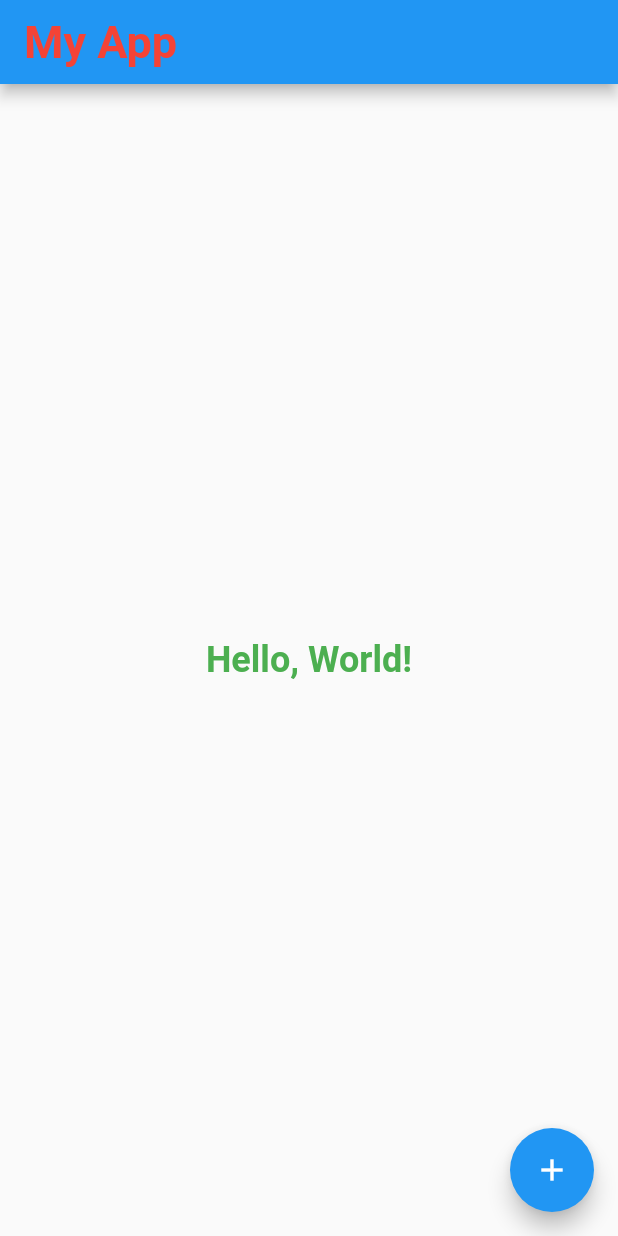
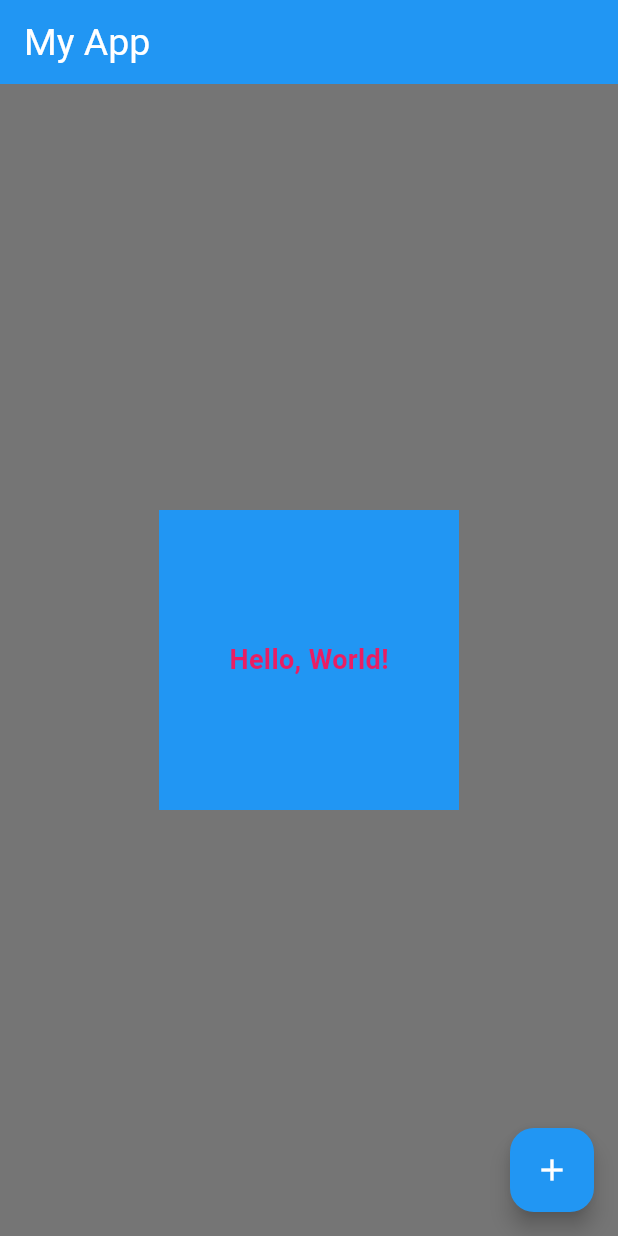
Before and after one commit to faguanil/exemplo190, a Flutter app: the screen it shows after launch, on a phone screen of 412 x 824 dp. Run offline on Flutter 3.47's test engine with Material 2 defaults, Android fonts, the phone set to English and light mode, and no system bars.

Commit message:
update main.dart and test.dart

```diff
--- a/lib/main.dart
+++ b/lib/main.dart
@@ -10,18 +10,35 @@ class MyApp extends StatelessWidget {
     return MaterialApp(
       debugShowCheckedModeBanner: false,
       theme: ThemeData(
-        // Define the primary color for the app
-        primaryColor: Colors.blue,
+        useMaterial3: true,
+        // Informamos uma cor para o flutter e ele define uma paleta de cor baseada nesta cor definida. Paasando uma semente de uma cor
+        /* colorScheme: ColorScheme.fromSeed(
+          seedColor: Colors.yellow,
+        ),*/
 
-        // Define the text theme with custom font and styles
+        //OU
+
+        colorScheme: ColorScheme.fromSwatch(
+          primarySwatch: Colors.blue,
+        ),
+        scaffoldBackgroundColor: Colors.grey[600],
+        appBarTheme: AppBarTheme(
+          color: Colors.blue, // Define a cor de fundo do AppBar
+          titleTextStyle: TextStyle(
+            fontSize: 25.0, // Define o tamanho do texto do título do AppBar
+            color: Colors.white, // Define a cor do texto do título do AppBar
+          ),
+        ),
+
+        // Defina o tema do texto com fontes e estilos personalizados
         textTheme: TextTheme(
           bodyMedium: TextStyle(
-              fontSize: 24.0, fontWeight: FontWeight.bold, color: Colors.green),
+              fontSize: 18.0, fontWeight: FontWeight.bold, color: Colors.pink),
           titleMedium: TextStyle(
-              fontSize: 30.0, fontWeight: FontWeight.bold, color: Colors.red),
+              fontSize: 22.0,
+              fontWeight: FontWeight.bold,
+              color: Colors.orange),
         ),
-
-        // Define other properties like button styles, etc.
       ),
       home: MyHomePage(),
     );
@@ -33,16 +50,16 @@ class MyHomePage extends StatelessWidget {
   Widget build(BuildContext context) {
     return Scaffold(
       appBar: AppBar(
-        // Isso obtém o tema atual do aplicativo a partir do contexto. O context é uma referência ao ambiente de construção de widgets e é usado para acessar informações sobre o aplicativo, como o tema.
-        title: Text('My App', style: Theme.of(context).textTheme.titleMedium),
+        title: Text('My App'),
       ),
       body: Center(
-        child: Column(
-          mainAxisAlignment: MainAxisAlignment.center,
-          children: <Widget>[
-            Text('Hello, World!',
-                style: Theme.of(context).textTheme.bodyMedium),
-          ],
+        child: Container(
+          alignment: Alignment.center,
+          width: 200,
+          height: 200,
+          color: Colors.blue,
+          child: Text('Hello, World!',
+              style: Theme.of(context).textTheme.bodyMedium),
         ),
       ),
       floatingActionButton: FloatingActionButton(
```
Also changed, not shown: 1 other file.
